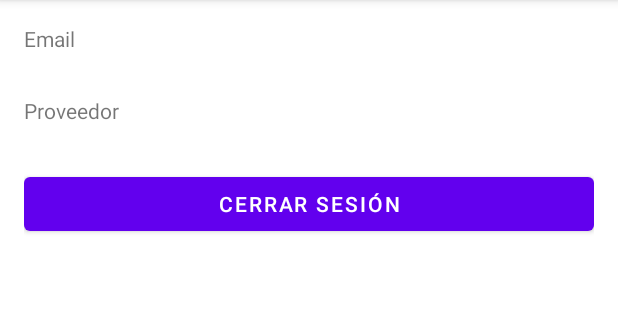
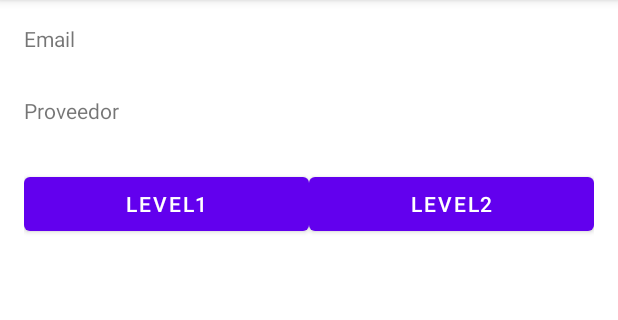
Before and after one commit to adrianadanlm/TFG_Sokoban, an Android app: the HomeActivity screen opened directly, with no data from a screen before it, on a phone screen of 412 x 824 dp, the part 84-404 px from its top. Run offline under Robolectric (Android 15) with nearby library versions, the phone set to English and light mode, and no system bars.

Commit message:
integrar BBDD usuarios

```diff
--- a/app/build.gradle
+++ b/app/build.gradle
@@ -33,6 +33,7 @@ dependencies {
     implementation 'com.google.firebase:firebase-analytics'
     implementation 'com.google.firebase:firebase-auth'
     implementation 'com.google.firebase:firebase-database'
+    implementation 'com.google.firebase:firebase-firestore'
     implementation 'androidx.appcompat:appcompat:1.3.1'
     implementation 'com.google.android.material:material:1.4.0'
     implementation 'androidx.constraintlayout:constraintlayout:2.1.1'
--- a/app/src/main/res/layout/activity_auth.xml
+++ b/app/src/main/res/layout/activity_auth.xml
@@ -49,7 +49,7 @@
             android:orientation="horizontal">
 
             <Button
-                android:id="@+id/signUpButton"
+                android:id="@+id/level1Button"
                 android:layout_width="wrap_content"
                 android:layout_height="wrap_content"
                 android:layout_weight="1"
--- a/app/src/main/res/layout/activity_home.xml
+++ b/app/src/main/res/layout/activity_home.xml
@@ -43,11 +43,18 @@
             android:orientation="horizontal">
 
             <Button
-                android:id="@+id/signUpButton"
+                android:id="@+id/level1Button"
                 android:layout_width="wrap_content"
                 android:layout_height="wrap_content"
                 android:layout_weight="1"
-                android:text="Cerrar Sesión" />
+                android:text="Level1" />
+
+            <Button
+                android:id="@+id/level2Button"
+                android:layout_width="wrap_content"
+                android:layout_height="wrap_content"
+                android:layout_weight="1"
+                android:text="Level2" />
 
         </LinearLayout>
 
```
Also changed, not shown: app/src/main/java/com/example/tfgsokoban/AuthActivity.java (+35 -5 lines).
